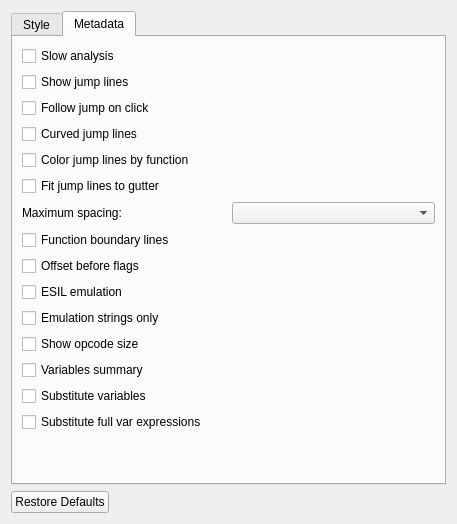
Above: src/dialogs/settings/AsmOptionsWidget.ui from radareorg/iaito before the change. Below: the same form after it.
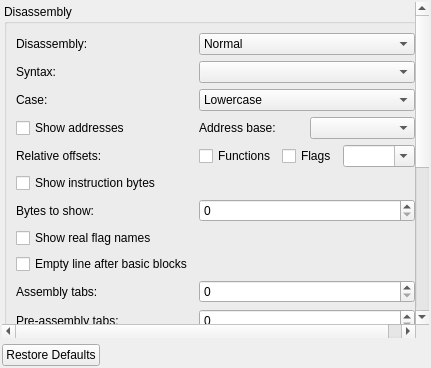
That is the form after the change. The open tabs and pages were chosen to show the change.

Commit message: Add separate metadata settings and show Appearance first

Diff of the .ui file:
```diff
--- a/src/dialogs/settings/AsmOptionsWidget.ui
+++ b/src/dialogs/settings/AsmOptionsWidget.ui
@@ -6,22 +6,6 @@
    <string>Disassembly</string>
   </property>
   <layout class="QVBoxLayout" name="verticalLayout">
-   <item>
-    <widget class="QTabWidget" name="asmOptionsTab">
-     <property name="sizePolicy">
-      <sizepolicy hsizetype="Expanding" vsizetype="Preferred">
-       <horstretch>0</horstretch>
-       <verstretch>0</verstretch>
-      </sizepolicy>
-     </property>
-     <property name="currentIndex">
-      <number>0</number>
-     </property>
-     <widget class="QWidget" name="asmStyleTab">
-      <attribute name="title">
-       <string>Style</string>
-      </attribute>
-      <layout class="QVBoxLayout" name="verticalLayout_4">
        <property name="leftMargin">
         <number>2</number>
        </property>
@@ -412,185 +396,6 @@
               </item>
              </layout>
             </widget>
-           </item>
-          </layout>
-         </widget>
-        </widget>
-       </item>
-      </layout>
-     </widget>
-     <widget class="QWidget" name="tab_2">
-      <attribute name="title">
-       <string>Metadata</string>
-      </attribute>
-      <layout class="QVBoxLayout" name="verticalLayout_5">
-       <item>
-        <widget class="QCheckBox" name="slowCheckBox">
-         <property name="text">
-          <string>Slow analysis</string>
-         </property>
-         <property name="toolTip">
-          <string>asm.slow</string>
-         </property>
-        </widget>
-       </item>
-       <item>
-        <widget class="QCheckBox" name="linesCheckBox">
-         <property name="text">
-          <string>Show jump lines</string>
-         </property>
-         <property name="toolTip">
-          <string>asm.lines</string>
-         </property>
-        </widget>
-       </item>
-       <item>
-        <widget class="QCheckBox" name="followJumpLineCheckBox">
-         <property name="text">
-          <string>Follow jump on click</string>
-         </property>
-         <property name="toolTip">
-          <string>Seek to the destination when clicking a jump line</string>
-         </property>
-        </widget>
-       </item>
-       <item>
-        <widget class="QCheckBox" name="curvedJumpLineCheckBox">
-         <property name="text">
-          <string>Curved jump lines</string>
-         </property>
-        </widget>
-       </item>
-       <item>
-        <widget class="QCheckBox" name="colorizeJumpLineCheckBox">
-         <property name="text">
-          <string>Color jump lines by function</string>
-         </property>
-         <property name="toolTip">
-          <string>Use the flow color within a function and the call color between functions; use direction colors for unknown functions</string>
-         </property>
-        </widget>
-       </item>
-       <item>
-        <widget class="QCheckBox" name="adaptiveJumpLineSpacingCheckBox">
-         <property name="text">
-          <string>Fit jump lines to gutter</string>
-         </property>
-         <property name="toolTip">
-          <string>Shrink jump line spacing as needed to keep every lane visible</string>
-         </property>
-        </widget>
-       </item>
-       <item>
-        <layout class="QHBoxLayout" name="jumpLineSpacingLayout">
-         <item>
-          <widget class="QLabel" name="jumpLineSpacingLabel">
-           <property name="text">
-            <string>Maximum spacing:</string>
-           </property>
-          </widget>
-         </item>
-         <item>
-          <widget class="QComboBox" name="jumpLineSpacingComboBox">
-           <property name="toolTip">
-            <string>Maximum spacing when fitting to the gutter, or exact spacing otherwise</string>
-           </property>
-          </widget>
-         </item>
-        </layout>
-       </item>
-       <item>
-        <widget class="QCheckBox" name="fcnlinesCheckBox">
-         <property name="text">
-          <string>Function boundary lines</string>
-         </property>
-         <property name="toolTip">
-          <string>asm.lines.fcn</string>
-         </property>
-        </widget>
-       </item>
-       <item>
-        <widget class="QCheckBox" name="flgoffCheckBox">
-         <property name="text">
-          <string>Offset before flags</string>
-         </property>
-         <property name="toolTip">
-          <string>asm.flags.off</string>
-         </property>
-        </widget>
-       </item>
-       <item>
-        <widget class="QCheckBox" name="emuCheckBox">
-         <property name="text">
-          <string>ESIL emulation</string>
-         </property>
-         <property name="toolTip">
-          <string>asm.emu</string>
-         </property>
-        </widget>
-       </item>
-       <item>
-        <widget class="QCheckBox" name="emuStrCheckBox">
-         <property name="text">
-          <string>Emulation strings only</string>
-         </property>
-         <property name="toolTip">
-          <string>emu.str</string>
-         </property>
-        </widget>
-       </item>
-       <item>
-        <widget class="QCheckBox" name="sizeCheckBox">
-         <property name="text">
-          <string>Show opcode size</string>
-         </property>
-         <property name="toolTip">
-          <string>asm.size</string>
-         </property>
-        </widget>
-       </item>
-       <item>
-        <widget class="QCheckBox" name="varsumCheckBox">
-         <property name="text">
-          <string>Variables summary</string>
-         </property>
-         <property name="toolTip">
-          <string>asm.var.summary</string>
-         </property>
-        </widget>
-       </item>
-       <item>
-        <widget class="QCheckBox" name="varsubCheckBox">
-         <property name="text">
-          <string>Substitute variables</string>
-         </property>
-         <property name="toolTip">
-          <string>asm.sub.var</string>
-         </property>
-        </widget>
-       </item>
-       <item>
-        <widget class="QCheckBox" name="varsubOnlyCheckBox">
-         <property name="text">
-          <string>Substitute full var expressions</string>
-         </property>
-         <property name="toolTip">
-          <string>asm.sub.varonly</string>
-         </property>
-        </widget>
-       </item>
-       <item>
-        <spacer name="verticalSpacer_4">
-         <property name="orientation">
-          <enum>Qt::Vertical</enum>
-         </property>
-         <property name="sizeHint" stdset="0">
-          <size>
-           <width>20</width>
-           <height>40</height>
-          </size>
-         </property>
-        </spacer>
        </item>
       </layout>
      </widget>
```
Lines whose indentation alone changed are shown as unchanged. The commit also changes 8 other files.
